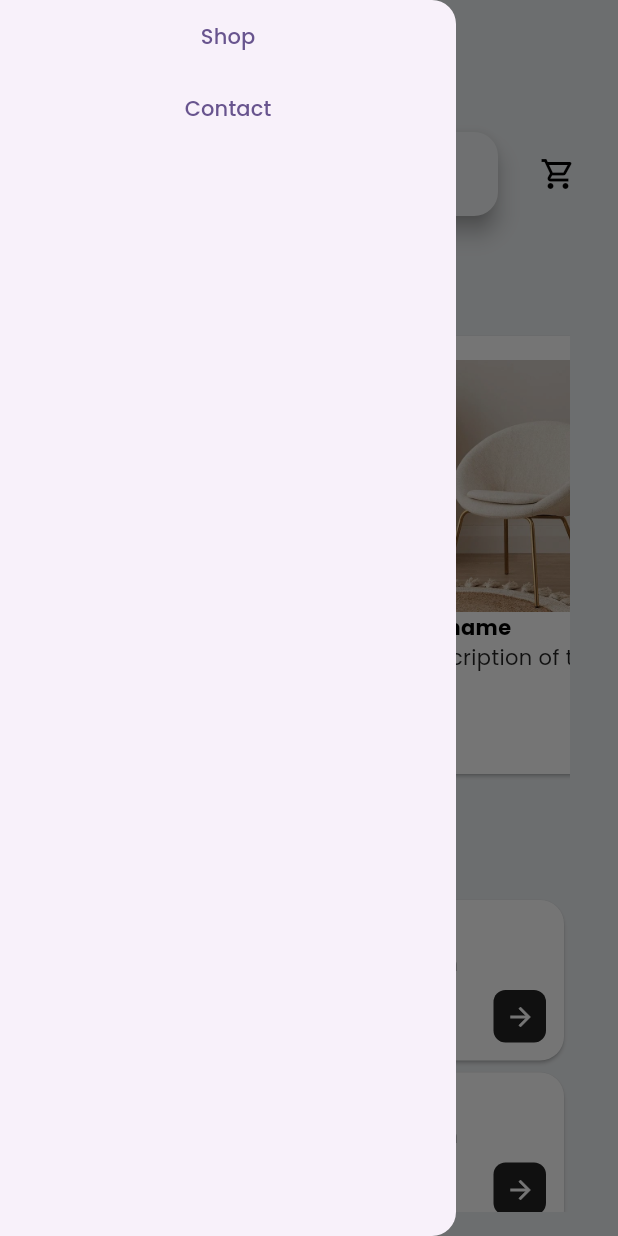
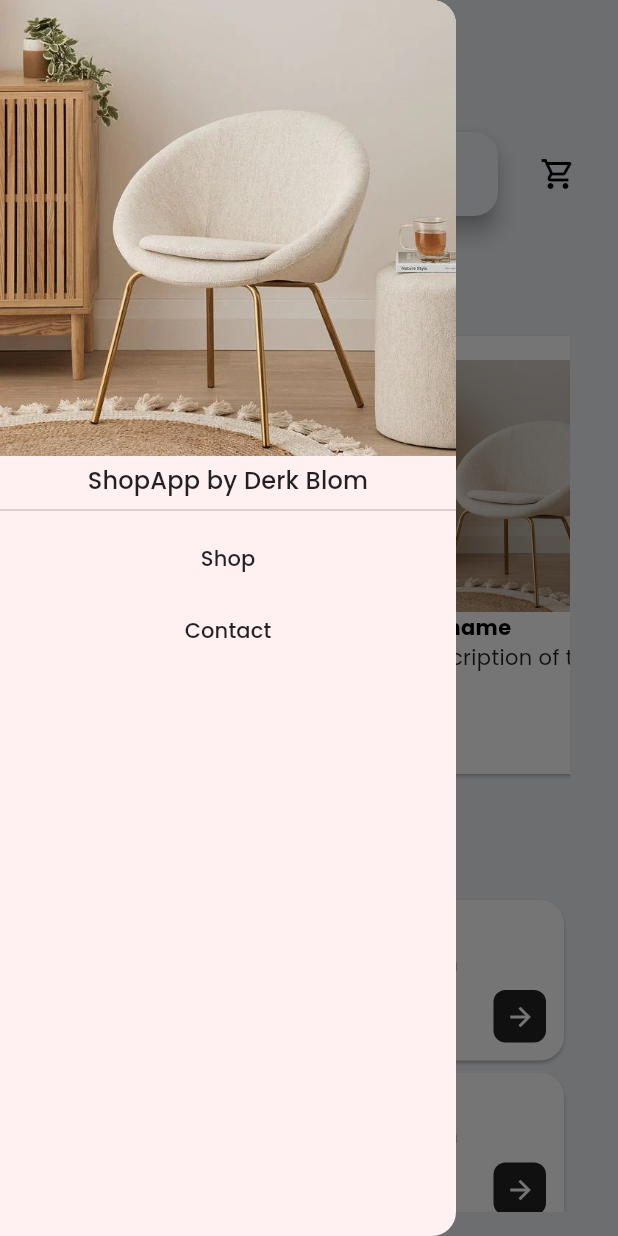
Before and after one commit to Derk-B/ShopApp, a Flutter app: the screen it shows after launch, with the side drawer open, on a phone screen of 412 x 824 dp. Run offline on Flutter 3.47's test engine with Material 2 defaults, Android fonts, the phone set to English and light mode, and no system bars; our stand-ins replace bloc, equatable, flutter_bloc, google_fonts.

Commit message:
Updated default theme

```diff
--- a/shop_app/lib/main.dart
+++ b/shop_app/lib/main.dart
@@ -15,8 +15,14 @@ class MyApp extends StatelessWidget {
     return MaterialApp(
       title: 'ShopApp',
       theme: ThemeData(
-        colorScheme: ColorScheme.fromSeed(seedColor: Colors.deepPurple),
+        colorScheme: ColorScheme.fromSeed(seedColor: Colors.black),
         useMaterial3: true,
+        textButtonTheme: TextButtonThemeData(
+          style: const ButtonStyle().copyWith(
+            foregroundColor: const MaterialStatePropertyAll(Colors.black87),
+            overlayColor: const MaterialStatePropertyAll(Colors.black12),
+          ),
+        ),
         iconButtonTheme: IconButtonThemeData(
             style: const ButtonStyle().copyWith(
                 shape: MaterialStatePropertyAll(RoundedRectangleBorder(
@@ -32,6 +38,19 @@ class MyApp extends StatelessWidget {
             backgroundColor: Colors.blueGrey[50],
             surfaceTintColor: Colors.transparent,
             foregroundColor: Colors.transparent),
+        textSelectionTheme:
+            const TextSelectionThemeData(cursorColor: Colors.black),
+        inputDecorationTheme: const InputDecorationTheme(
+            enabledBorder: UnderlineInputBorder(
+                borderSide: BorderSide(color: Colors.black87)),
+            focusedBorder: UnderlineInputBorder(
+                borderSide: BorderSide(color: Colors.black87))),
+        elevatedButtonTheme: const ElevatedButtonThemeData(
+          style: ButtonStyle(
+              overlayColor: MaterialStatePropertyAll(Colors.black12),
+              foregroundColor: MaterialStatePropertyAll(Colors.black87)),
+        ),
+        buttonTheme: const ButtonThemeData(buttonColor: Colors.black87),
       ),
       home: const ShopHomeScreen(),
     );
--- a/shop_app/lib/src/shared/presentation/components/sa_default_scaffold.dart
+++ b/shop_app/lib/src/shared/presentation/components/sa_default_scaffold.dart
@@ -29,7 +29,16 @@ class SADefaultScaffold extends StatelessWidget {
           },
         ),
       ),
-      drawer: NavigationDrawer(children: [
+      drawer: NavigationDrawer(
+        children: [
+          Image.asset("lib/assets/chair.jpg"),
+          const SizedBox(height: 4.0),
+          Text(
+            "ShopApp by Derk Blom",
+            textAlign: TextAlign.center,
+            style: Theme.of(context).textTheme.titleMedium,
+          ),
+          const Divider(),
           TextButton(
               onPressed: () {
                 Navigator.of(context)
@@ -46,7 +55,8 @@ class SADefaultScaffold extends StatelessWidget {
                 }));
               },
               child: const Text("Contact")),
-      ]),
+        ],
+      ),
       body: body,
     );
   }
--- a/shop_app/lib/src/shared/presentation/pages/loading_screen.dart
+++ b/shop_app/lib/src/shared/presentation/pages/loading_screen.dart
@@ -5,6 +5,7 @@ class LoadingScreen extends StatelessWidget {
 
   @override
   Widget build(BuildContext context) {
-    return const Center(child: CircularProgressIndicator(color: Colors.grey));
+    return const Center(
+        child: CircularProgressIndicator(color: Colors.black54));
   }
 }
```
Lines whose indentation alone changed are shown as unchanged.
